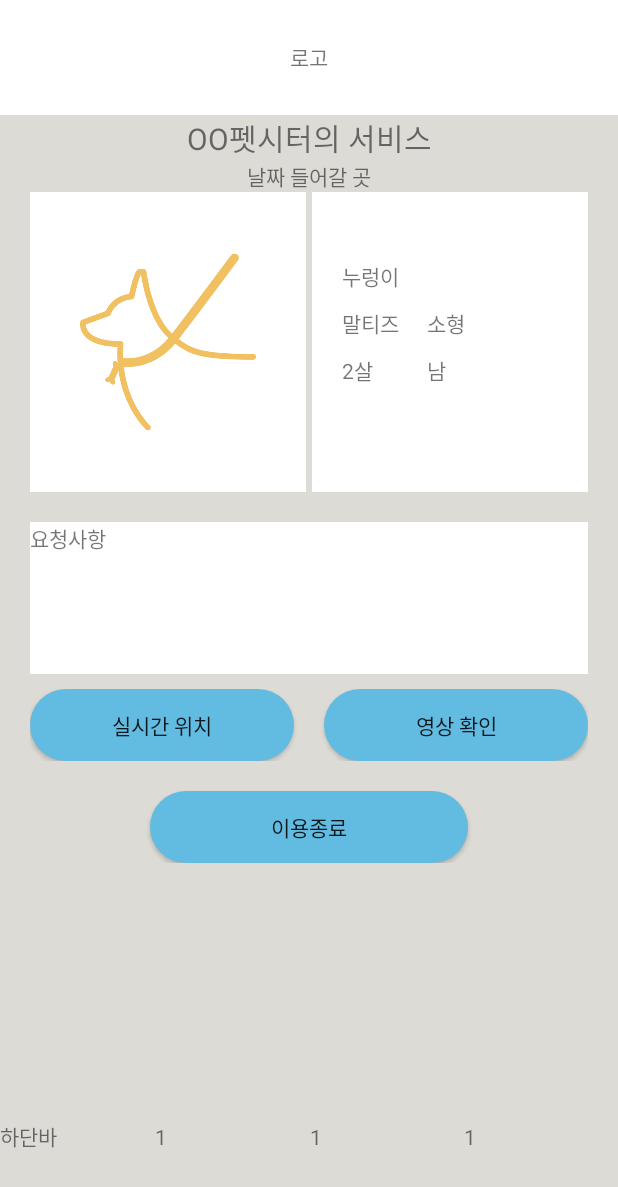
After one commit to KNUCapstoneDesignProject/capstoneDesign1_client, an Android app: the layout activity_ing_service.xml on its own in the app's theme, with its tools: preview values and no code run, on a phone screen of 412 x 824 dp. The commit adds this screen. Shown: the top 1187 px of the screen. Run offline under Robolectric (Android 15) with nearby library versions, the phone set to English and light mode, and no system bars.

Commit message:
ing_location,video,,service_terminate commit01

```diff
--- a/app/build.gradle
+++ b/app/build.gradle
@@ -35,6 +35,9 @@ android {
     viewBinding{
         enabled=true
     }
+    buildFeatures {
+        viewBinding true
+    }
 
 }
 
@@ -43,6 +46,9 @@ dependencies {
     implementation 'androidx.appcompat:appcompat:1.5.1'
     implementation 'com.google.android.material:material:1.6.1'
     implementation 'androidx.constraintlayout:constraintlayout:2.1.4'
+    implementation 'androidx.annotation:annotation:1.2.0'
+    implementation 'androidx.lifecycle:lifecycle-livedata-ktx:2.3.1'
+    implementation 'androidx.lifecycle:lifecycle-viewmodel-ktx:2.3.1'
     testImplementation 'junit:junit:4.13.2'
     implementation 'com.google.android.material:material:1.0.0-rc01'
     androidTestImplementation 'androidx.test.ext:junit:1.1.3'
--- a/app/src/main/res/layout/activitt_ing_service.xml
+++ /dev/null
@@ -1,6 +0,0 @@
-<?xml version="1.0" encoding="utf-8"?>
-<LinearLayout xmlns:android="http://schemas.android.com/apk/res/android"
-    android:layout_width="match_parent"
-    android:layout_height="match_parent">
-
-</LinearLayout>
--- a/app/src/main/res/layout/activity_do_reserve.xml
+++ b/app/src/main/res/layout/activity_do_reserve.xml
@@ -329,7 +329,8 @@
                 <EditText
                     android:id="@+id/reserve_request"
                     android:layout_width="match_parent"
-                    android:layout_height="80dp" />
+                    android:layout_height="80dp"
+                    android:hint="요청사항을 적어주세요"/>
             </LinearLayout>
 
             <LinearLayout
--- /dev/null
+++ b/app/src/main/res/layout/activity_ing_service.xml
@@ -0,0 +1,204 @@
+<?xml version="1.0" encoding="utf-8"?>
+<LinearLayout xmlns:android="http://schemas.android.com/apk/res/android"
+    android:layout_width="match_parent"
+    android:layout_height="match_parent"
+    android:background="#dddbd6"
+    android:orientation="vertical">
+
+    <TextView
+        android:layout_width="match_parent"
+        android:layout_height="0dp"
+        android:layout_weight="1"
+        android:gravity="center"
+        android:text="로고"
+        android:background="#FFFFFF"/> <!--로고 -->
+
+    <TextView
+        android:layout_width="match_parent"
+        android:layout_height="wrap_content"
+        android:gravity="center"
+        android:text="OO펫시터의 서비스"
+        android:textSize="20dp" /><!--OO펫시터에게 돌봄 서비스-->
+    <TextView
+        android:layout_width="match_parent"
+        android:layout_height="wrap_content"
+        android:gravity="center"
+        android:text="날짜 들어갈 곳"/>
+    <ScrollView
+        android:layout_width="wrap_content"
+        android:layout_height="0dp"
+        android:layout_weight="8">
+
+        <LinearLayout
+            android:layout_width="match_parent"
+            android:layout_height="wrap_content"
+            android:orientation="vertical">
+            <LinearLayout
+                android:layout_width="match_parent"
+                android:layout_height="wrap_content"
+                android:layout_marginLeft="20dp"
+                android:layout_marginRight="20dp"
+                android:layout_marginBottom="10dp"
+                android:orientation="horizontal">
+
+                <ImageView
+                    android:id="@+id/reserve_animal_img01"
+                    android:layout_width="0dp"
+                    android:layout_height="200dp"
+                    android:layout_marginRight="2dp"
+                    android:layout_weight="1"
+                    android:background="#FFFFFF"
+                    android:padding="30dp"
+                    android:src="@drawable/puppy" /><!-- 반려동물 이미지-->
+                <LinearLayout
+                    android:layout_width="0dp"
+                    android:layout_height="match_parent"
+                    android:layout_marginLeft="2dp"
+                    android:layout_weight="1"
+                    android:background="#FFFFFF"
+                    android:orientation="vertical">
+
+                    <TextView
+                        android:id="@+id/reserve_animal_name01"
+                        android:layout_width="wrap_content"
+                        android:layout_height="wrap_content"
+                        android:layout_marginLeft="20dp"
+                        android:layout_marginTop="45dp"
+                        android:text="누렁이" />
+
+                    <LinearLayout
+                        android:layout_width="match_parent"
+                        android:layout_height="wrap_content"
+                        android:layout_marginLeft="20dp"
+                        android:layout_marginTop="10dp"
+                        android:layout_marginRight="50dp"
+                        android:orientation="horizontal">
+
+                        <TextView
+                            android:id="@+id/reserve_animal_breed01"
+                            android:layout_width="0dp"
+                            android:layout_height="wrap_content"
+                            android:layout_weight="1"
+                            android:text="말티즈" />
+
+                        <TextView
+                            android:id="@+id/reserve_animal_size01"
+                            android:layout_width="0dp"
+                            android:layout_height="wrap_content"
+                            android:layout_weight="1"
+                            android:text="소형" />
+                    </LinearLayout> <!-- 종,크기-->
+                    <LinearLayout
+                        android:layout_width="match_parent"
+                        android:layout_height="wrap_content"
+                        android:layout_marginLeft="20dp"
+                        android:layout_marginTop="10dp"
+                        android:layout_marginRight="50dp"
+                        android:orientation="horizontal">
+
+                        <TextView
+                            android:id="@+id/reserve_animal_age01"
+                            android:layout_width="0dp"
+                            android:layout_height="wrap_content"
+                            android:layout_weight="1"
+                            android:text="2살" />
+
+                        <TextView
+                            android:id="@+id/reserve_animal_sex01"
+                            android:layout_width="0dp"
+                            android:layout_height="wrap_content"
+                            android:layout_weight="1"
+                            android:text="남" />
+                    </LinearLayout> <!-- 나이, 성별-->
+                </LinearLayout><!--반려동물 상세정보-->
+            </LinearLayout><!--반려동물 정보-->
+            <LinearLayout
+                android:layout_width="match_parent"
+                android:layout_height="wrap_content"
+                android:layout_marginLeft="20dp"
+                android:layout_marginTop="10dp"
+                android:layout_marginRight="20dp"
+                android:background="#FFFFFF"
+                android:orientation="vertical">
+
+                <TextView
+                    android:layout_width="wrap_content"
+                    android:layout_height="wrap_content"
+                    android:text="요청사항" />
+
+                <TextView
+                    android:id="@+id/reserve_request"
+                    android:layout_width="match_parent"
+                    android:layout_height="80dp" />
+            </LinearLayout>
+
+            <LinearLayout
+                android:layout_width="match_parent"
+                android:layout_height="wrap_content"
+                android:layout_marginLeft="20dp"
+                android:layout_marginTop="10dp"
+                android:layout_marginRight="20dp"
+                android:orientation="horizontal">
+
+                <androidx.appcompat.widget.AppCompatButton
+                    android:id="@+id/ing_rtLocation_btn"
+                    android:layout_width="0dp"
+                    android:layout_height="wrap_content"
+                    android:layout_marginRight="10dp"
+                    android:layout_weight="1"
+                    android:background="@drawable/bin_blue"
+                    android:text="실시간 위치" />
+
+                <androidx.appcompat.widget.AppCompatButton
+                    android:id="@+id/ing_video_check_btn"
+                    android:layout_width="0dp"
+                    android:layout_height="wrap_content"
+                    android:layout_marginLeft="10dp"
+                    android:layout_weight="1"
+                    android:background="@drawable/bin_blue"
+                    android:text="영상 확인" />
+            </LinearLayout><!-- 위치, 영상 버튼 -->
+            <androidx.appcompat.widget.AppCompatButton
+                android:layout_width="match_parent"
+                android:layout_height="wrap_content"
+                android:layout_marginTop="20dp"
+                android:layout_marginLeft="100dp"
+                android:layout_marginRight="100dp"
+                android:layout_weight="1"
+                android:background="@drawable/bin_blue"
+                android:text="이용종료" /> <!-- 이용종료 버튼-->
+        </LinearLayout><!--예약하기-->
+    </ScrollView><!--예약 상세내역-->
+
+    <LinearLayout
+        android:layout_width="match_parent"
+        android:layout_height="0dp"
+        android:layout_gravity="bottom"
+        android:layout_weight="1"
+        android:orientation="horizontal">
+
+        <TextView
+            android:layout_width="match_parent"
+            android:layout_height="wrap_content"
+            android:layout_weight="2.5"
+            android:text="하단바" />
+
+        <TextView
+            android:layout_width="match_parent"
+            android:layout_height="wrap_content"
+            android:layout_weight="2.5"
+            android:text="1" />
+
+        <TextView
+            android:layout_width="match_parent"
+            android:layout_height="wrap_content"
+            android:layout_weight="2.5"
+            android:text="1" />
+
+        <TextView
+            android:layout_width="match_parent"
+            android:layout_height="wrap_content"
+            android:layout_weight="2.5"
+            android:text="1" />
+    </LinearLayout><!--하단바-->
+</LinearLayout>
--- /dev/null
+++ b/app/src/main/res/values/dimens.xml
@@ -0,0 +1,5 @@
+<resources>
+    <!-- Default screen margins, per the Android Design guidelines. -->
+    <dimen name="fragment_horizontal_margin">16dp</dimen>
+    <dimen name="fragment_vertical_margin">16dp</dimen>
+</resources>
```
Also changed, not shown: app/src/main/java/com/example/petsitter/data/LoginDataSource.kt (added, +24 -0 lines), app/src/main/java/com/example/petsitter/data/LoginRepository.kt (added, +46 -0 lines), app/src/main/java/com/example/petsitter/data/Result.kt (added, +18 -0 lines), app/src/main/java/com/example/petsitter/data/model/LoggedInUser.kt (added, +9 -0 lines), app/src/main/res/drawable/circle_btn_blue.xml (added, +20 -0 lines), app/src/main/res/layout/activity_ing_location.xml (added, +67 -0 lines), app/src/main/res/layout/activity_ing_video.xml (added, +99 -0 lines), app/src/main/res/layout/activity_service_terminate.xml (added, +108 -0 lines), app/src/main/res/values/strings.xml (+11 -0 lines).
